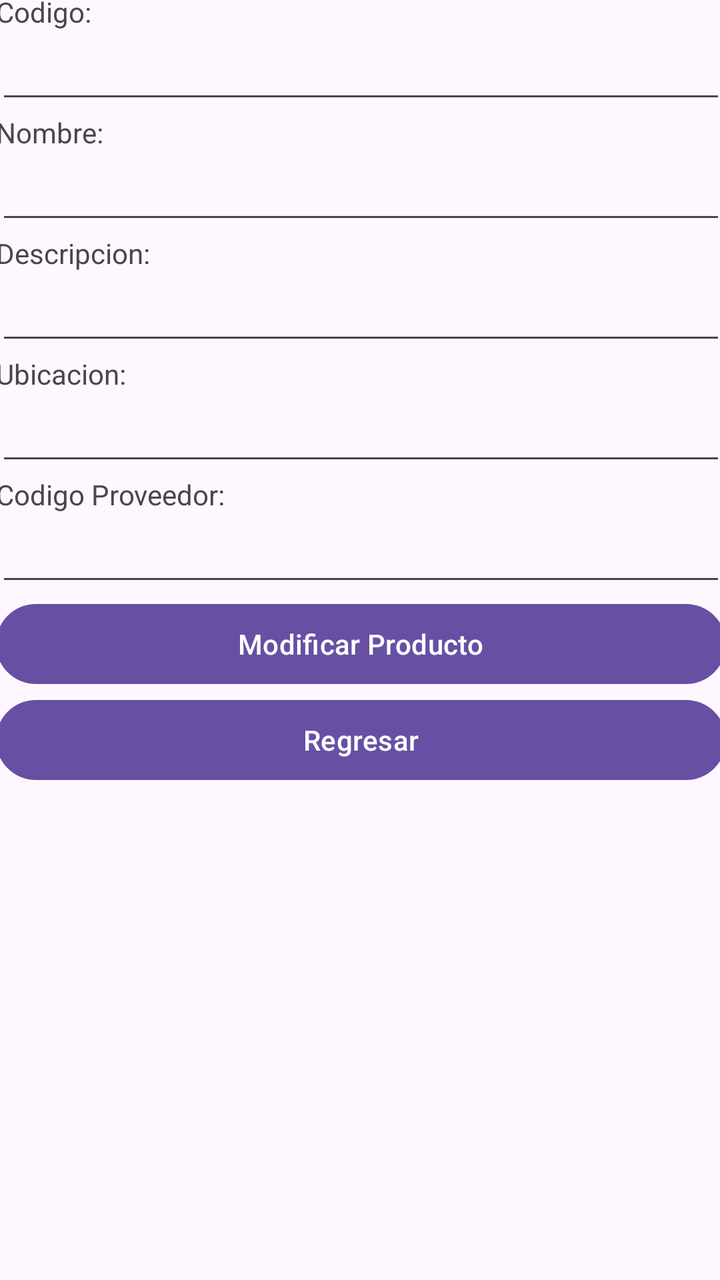
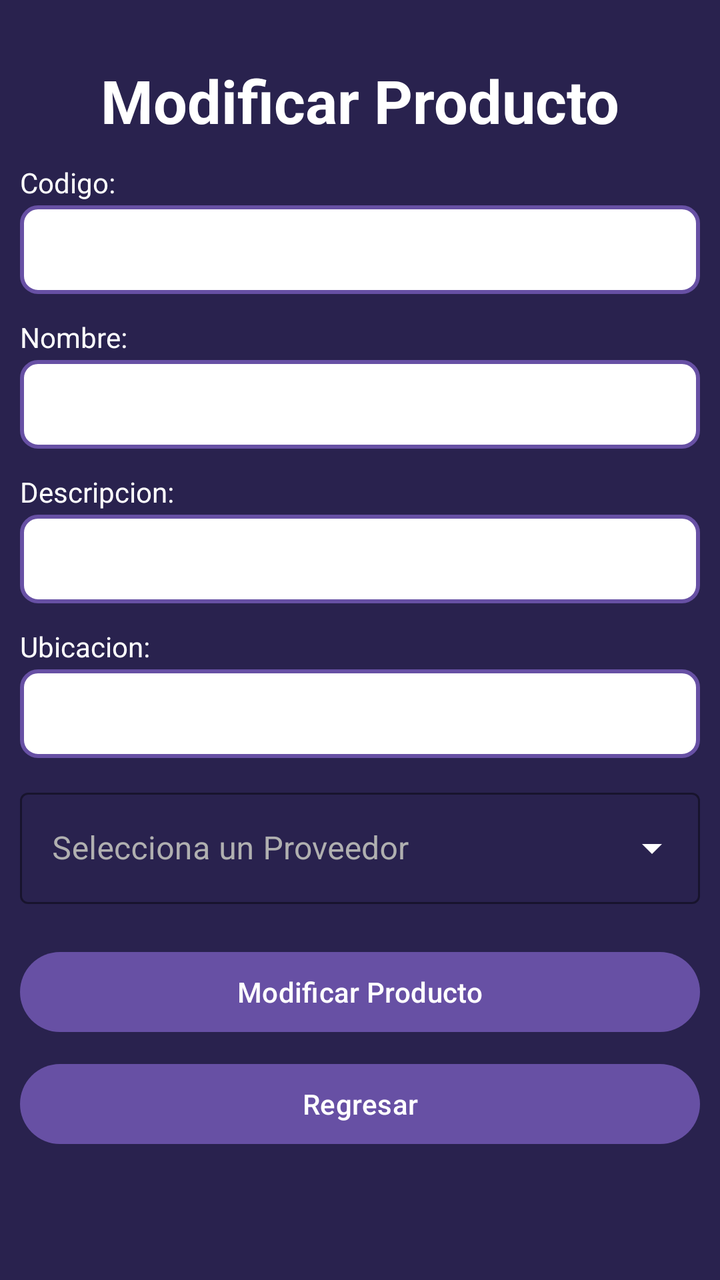

Two renders of the same Android screen: before a commit and after it. Below are the layout's source before the change and the commit's diff.
<!-- AndroidManifest.xml: application theme Theme.AlcamenProyectoFinal -->
<!-- res/layout/activity_frm_modificar_productos.xml -->
<?xml version="1.0" encoding="utf-8"?>
<androidx.constraintlayout.widget.ConstraintLayout xmlns:android="http://schemas.android.com/apk/res/android"
    xmlns:app="http://schemas.android.com/apk/res-auto"
    xmlns:tools="http://schemas.android.com/tools"
    android:id="@+id/main"
    android:layout_width="match_parent"
    android:layout_height="match_parent"
    tools:context=".Vista.frmModificarProductos">

    <LinearLayout
        android:layout_width="365dp"
        android:layout_height="648dp"
        android:orientation="vertical"
        app:layout_constraintBottom_toBottomOf="parent"
        app:layout_constraintEnd_toEndOf="parent"
        app:layout_constraintStart_toStartOf="parent"
        app:layout_constraintTop_toTopOf="parent">

        <TextView
            android:id="@+id/textView23"
            android:layout_width="match_parent"
            android:layout_height="wrap_content"
            android:text="Codigo:" />

        <EditText
            android:id="@+id/txtCodigoProductoMod"
            android:layout_width="match_parent"
            android:layout_height="wrap_content"
            android:ems="10"
            android:inputType="text" />

        <TextView
            android:id="@+id/textView24"
            android:layout_width="match_parent"
            android:layout_height="wrap_content"
            android:text="Nombre:" />

        <EditText
            android:id="@+id/txtNombreProductoMod"
            android:layout_width="match_parent"
            android:layout_height="wrap_content"
            android:ems="10"
            android:inputType="text" />

        <TextView
            android:id="@+id/textView25"
            android:layout_width="match_parent"
            android:layout_height="wrap_content"
            android:text="Descripcion:" />

        <EditText
            android:id="@+id/txtDescripcionProductoMod"
            android:layout_width="match_parent"
            android:layout_height="wrap_content"
            android:ems="10"
            android:inputType="text" />

        <TextView
            android:id="@+id/textView48"
            android:layout_width="match_parent"
            android:layout_height="wrap_content"
            android:text="Ubicacion:" />

        <EditText
            android:id="@+id/txtUbicacionProductoMod"
            android:layout_width="match_parent"
            android:layout_height="wrap_content"
            android:ems="10"
            android:inputType="text" />

        <TextView
            android:id="@+id/textView49"
            android:layout_width="match_parent"
            android:layout_height="wrap_content"
            android:text="Codigo Proveedor:" />

        <EditText
            android:id="@+id/txtCodigoProveedorProductoMod"
            android:layout_width="match_parent"
            android:layout_height="wrap_content"
            android:ems="10"
            android:inputType="text" />

        <Button
            android:id="@+id/button39"
            android:layout_width="match_parent"
            android:layout_height="wrap_content"
            android:onClick="btnModificarProducto"
            android:text="Modificar Producto" />

        <Button
            android:id="@+id/button40"
            android:layout_width="match_parent"
            android:layout_height="wrap_content"
            android:onClick="btnRegresar"
            android:text="Regresar" />
    </LinearLayout>
</androidx.constraintlayout.widget.ConstraintLayout>
<!-- resources referenced by this layout -->
<resources>
  <style name="Theme.AlcamenProyectoFinal" parent="Base.Theme.AlcamenProyectoFinal" />
  <style name="Base.Theme.AlcamenProyectoFinal" parent="Theme.Material3.DayNight.NoActionBar">
          
          
      </style>
</resources>

<!-- the commit's change to res/layout/activity_frm_modificar_productos.xml (unified diff, before → after) -->
@@ -5,88 +5,140 @@
     android:id="@+id/main"
     android:layout_width="match_parent"
     android:layout_height="match_parent"
+    android:background="#29224E"
     tools:context=".Vista.frmModificarProductos">
 
+    <TextView
+        android:id="@+id/tvTituloModificarProductos"
+        android:layout_width="wrap_content"
+        android:layout_height="wrap_content"
+        android:layout_marginTop="30dp"
+        android:text="Modificar Producto"
+        android:textColor="#FFFFFF"
+        android:textSize="30sp"
+        android:textStyle="bold"
+        app:layout_constraintEnd_toEndOf="parent"
+        app:layout_constraintStart_toStartOf="parent"
+        app:layout_constraintTop_toTopOf="parent" />
+
     <LinearLayout
-        android:layout_width="365dp"
-        android:layout_height="648dp"
+        android:layout_width="340dp"
+        android:layout_height="wrap_content"
         android:orientation="vertical"
         app:layout_constraintBottom_toBottomOf="parent"
         app:layout_constraintEnd_toEndOf="parent"
         app:layout_constraintStart_toStartOf="parent"
-        app:layout_constraintTop_toTopOf="parent">
+        app:layout_constraintTop_toBottomOf="@+id/tvTituloModificarProductos"
+        app:layout_constraintVertical_bias="0.15">
 
         <TextView
             android:id="@+id/textView23"
             android:layout_width="match_parent"
             android:layout_height="wrap_content"
-            android:text="Codigo:" />
+            android:text="Codigo:"
+            android:textColor="#FFFFFF"
+            android:textSize="14sp"
+            android:layout_marginBottom="2dp" />
 
         <EditText
             android:id="@+id/txtCodigoProductoMod"
             android:layout_width="match_parent"
             android:layout_height="wrap_content"
             android:ems="10"
-            android:inputType="text" />
+            android:inputType="text"
+            android:background="@drawable/input_border"
+            android:padding="10dp"
+            android:textColor="#FFFFFF"
+            android:layout_marginBottom="12dp" />
 
         <TextView
             android:id="@+id/textView24"
             android:layout_width="match_parent"
             android:layout_height="wrap_content"
-            android:text="Nombre:" />
+            android:text="Nombre:"
+            android:textColor="#FFFFFF"
+            android:textSize="14sp"
+            android:layout_marginBottom="2dp" />
 
         <EditText
             android:id="@+id/txtNombreProductoMod"
             android:layout_width="match_parent"
             android:layout_height="wrap_content"
             android:ems="10"
-            android:inputType="text" />
+            android:inputType="text"
+            android:background="@drawable/input_border"
+            android:padding="10dp"
+            android:textColor="#FFFFFF"
+            android:layout_marginBottom="12dp" />
 
         <TextView
             android:id="@+id/textView25"
             android:layout_width="match_parent"
             android:layout_height="wrap_content"
-            android:text="Descripcion:" />
+            android:text="Descripcion:"
+            android:textColor="#FFFFFF"
+            android:textSize="14sp"
+            android:layout_marginBottom="2dp" />
 
         <EditText
             android:id="@+id/txtDescripcionProductoMod"
             android:layout_width="match_parent"
             android:layout_height="wrap_content"
             android:ems="10"
-            android:inputType="text" />
+            android:inputType="text"
+            android:background="@drawable/input_border"
+            android:padding="10dp"
+            android:textColor="#FFFFFF"
+            android:layout_marginBottom="12dp" />
 
         <TextView
             android:id="@+id/textView48"
             android:layout_width="match_parent"
             android:layout_height="wrap_content"
-            android:text="Ubicacion:" />
+            android:text="Ubicacion:"
+            android:textColor="#FFFFFF"
+            android:textSize="14sp"
+            android:layout_marginBottom="2dp" />
 
         <EditText
             android:id="@+id/txtUbicacionProductoMod"
             android:layout_width="match_parent"
             android:layout_height="wrap_content"
             android:ems="10"
-            android:inputType="text" />
+            android:inputType="text"
+            android:background="@drawable/input_border"
+            android:padding="10dp"
+            android:textColor="#FFFFFF"
+            android:layout_marginBottom="12dp" />
 
-        <TextView
-            android:id="@+id/textView49"
+        <com.google.android.material.textfield.TextInputLayout
+            android:id="@+id/layoutProveedorMod"
+            style="@style/Widget.MaterialComponents.TextInputLayout.OutlinedBox.ExposedDropdownMenu"
             android:layout_width="match_parent"
             android:layout_height="wrap_content"
-            android:text="Codigo Proveedor:" />
+            android:layout_marginBottom="20dp"
+            android:hint="Selecciona un Proveedor"
+            app:hintTextColor="#FFFFFF"
+            android:textColorHint="#B0B0B0"
+            app:boxStrokeColor="#FFFFFF"
+            app:endIconTint="#FFFFFF">
 
-        <EditText
-            android:id="@+id/txtCodigoProveedorProductoMod"
-            android:layout_width="match_parent"
-            android:layout_height="wrap_content"
-            android:ems="10"
-            android:inputType="text" />
+            <AutoCompleteTextView
+                android:id="@+id/txtCodigoProveedorProductoMod"
+                android:layout_width="match_parent"
+                android:layout_height="wrap_content"
+                android:inputType="none"
+                android:editable="false"
+                android:textColor="#FFFFFF" />
+        </com.google.android.material.textfield.TextInputLayout>
 
         <Button
             android:id="@+id/button39"
             android:layout_width="match_parent"
             android:layout_height="wrap_content"
             android:onClick="btnModificarProducto"
-            android:text="Modificar Producto" />
+            android:text="Modificar Producto"
+            android:layout_marginBottom="8dp" />
 
         <Button
             android:id="@+id/button40"
<!-- resource entries referenced after the edit -->
@@ -1,5 +1,19 @@
 <!-- resources referenced by this layout -->
 <resources>
+  <!-- drawable input_border (drawable) -->
+  <?xml version="1.0" encoding="utf-8"?>
+  <shape xmlns:android="http://schemas.android.com/apk/res/android"
+      android:shape="rectangle">
+  
+      <solid android:color="#FFFFFF" />
+  
+      <stroke
+          android:width="2dp"
+          android:color="#6750A4" />
+  
+      <corners android:radius="8dp" />
+  
+  </shape>
   <style name="Theme.AlcamenProyectoFinal" parent="Base.Theme.AlcamenProyectoFinal" />
   <style name="Base.Theme.AlcamenProyectoFinal" parent="Theme.Material3.DayNight.NoActionBar">
           
